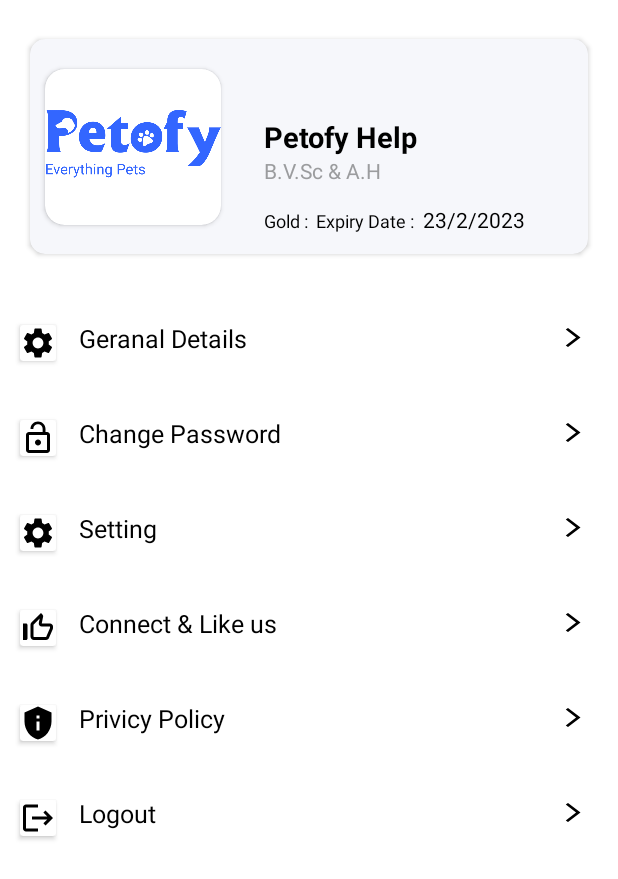
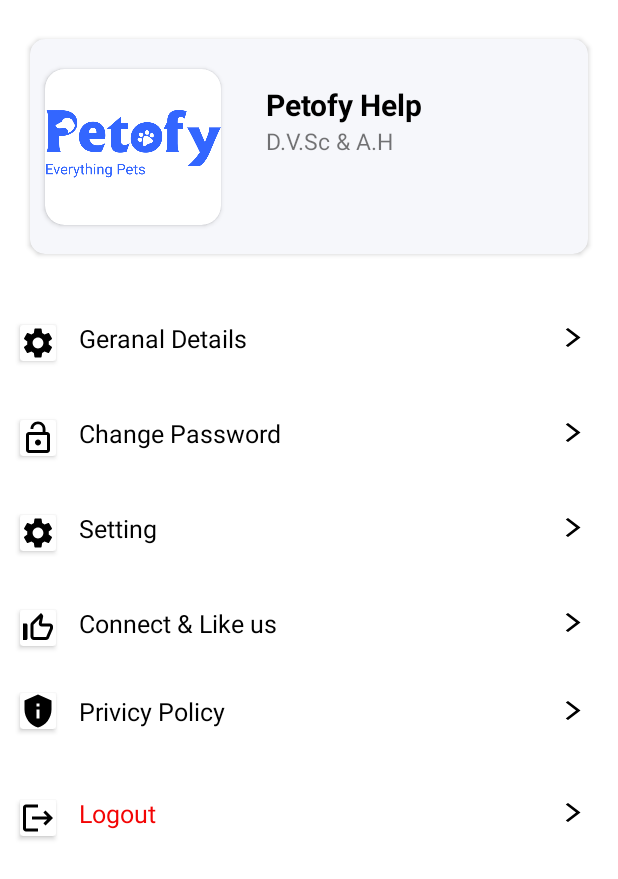
Before and after one commit to Rakeshkrishali007/petofy, an Android app: the layout fragment_user_.xml on its own in the app's theme, with its tools: preview values and no code run, on a phone screen of 412 x 824 dp. Shown: the top 879 px of the screen. Run offline under Robolectric (Android 15) with nearby library versions, the phone set to English and light mode, and no system bars.

Commit message:
new code

```diff
--- a/app/src/main/java/com/example/petofy/Classes/ConnectivityReceiver.kt
+++ b/app/src/main/java/com/example/petofy/Classes/ConnectivityReceiver.kt
@@ -11,13 +11,12 @@ class ConnectivityReceiver(private val listenet: CheckConnection) : BroadcastRec
             context?.getSystemService(Context.CONNECTIVITY_SERVICE) as ConnectivityManager
         val networkInfo = connectivityManager.activeNetworkInfo
         if (networkInfo != null && networkInfo.isConnected) {
-            listenet.isConnectedToInternet(true)
+           listenet.isConnectedToInternet(true)
         } else {
             listenet.isConnectedToInternet(false)
         }
 
     }
-
 }
 
 interface CheckConnection {
--- a/app/src/main/java/com/example/petofy/activity/DashBoardActivity.kt
+++ b/app/src/main/java/com/example/petofy/activity/DashBoardActivity.kt
@@ -1,9 +1,18 @@
 package com.example.petofy.activity
 
+import android.content.IntentFilter
+import android.graphics.Color
+import android.net.ConnectivityManager
 import androidx.appcompat.app.AppCompatActivity
 import android.os.Bundle
 import android.util.Log
+import android.view.LayoutInflater
+import android.widget.Button
+import android.widget.Toast
+import androidx.appcompat.app.AlertDialog
 import androidx.fragment.app.Fragment
+import com.example.petofy.Classes.CheckConnection
+import com.example.petofy.Classes.ConnectivityReceiver
 import com.example.petofy.R
 import com.example.petofy.databinding.ActivityDashBoardBinding
 import com.example.petofy.fragments.bashboardfragments.*
@@ -11,15 +20,30 @@ import com.example.petofy.fragments.bashboardfragments.*
 public lateinit var fragment: Fragment
 public var bool = false
 
-class DashBoardActivity : AppCompatActivity() {
+class DashBoardActivity : AppCompatActivity(),CheckConnection {
     lateinit var binding: ActivityDashBoardBinding
+    val connectivityReceiver = ConnectivityReceiver(this)
+    var connected = false
+    var  fragment2 = null
 
+    override fun onResume() {
+        super.onResume()
+        val intentFilter = IntentFilter(ConnectivityManager.CONNECTIVITY_ACTION)
+        registerReceiver(connectivityReceiver, intentFilter)
+    }
+
+    override fun onPause() {
+        super.onPause()
+        unregisterReceiver(connectivityReceiver)
+    }
     override fun onCreate(savedInstanceState: Bundle?) {
         super.onCreate(savedInstanceState)
         binding = ActivityDashBoardBinding.inflate(layoutInflater)
         setContentView(binding.root)
         loadFragment(Home_Fragment())
 
+        /* fragment2 = supportFragmentManager.findFragmentById(R.id.myStaffContainer) as? Home_Fragment
+        fragment?.setNetworkStatus(isNetworkAvailable)*/
         val fragment=Home_Fragment.newInstance("hello", "hello")
 
         bool = true
@@ -78,4 +102,44 @@ class DashBoardActivity : AppCompatActivity() {
     }
 
 
+    override fun isConnectedToInternet(isConnected: Boolean) {
+
+        connected= isConnected
+        val view = LayoutInflater.from(this@DashBoardActivity)
+            .inflate(R.layout.custom_internet_dialog_alert, null)
+        view.setBackgroundColor(Color.TRANSPARENT)
+        var dailog = AlertDialog.Builder(this@DashBoardActivity).create()
+        dailog.setCancelable(false)
+
+
+        dailog.setView(view)
+        val tryAgain = view.findViewById<Button>(R.id.btn_try_again)
+
+        if (!connected)
+        {
+            dailog.show()
+        }
+        else
+        {
+
+            dailog.dismiss()
+            loadFragment(Home_Fragment())
+        }
+
+        tryAgain.setOnClickListener()
+        {
+
+            if(connected) {
+                dailog.dismiss()
+            }
+            else
+            {
+                Toast.makeText(this@DashBoardActivity, "Turn on internet connection", Toast.LENGTH_SHORT).show()
+            }
+        }
+
+    }
+
+
+
 }
--- a/app/src/main/java/com/example/petofy/fragments/bashboardfragments/AddStaffFragment.kt
+++ b/app/src/main/java/com/example/petofy/fragments/bashboardfragments/AddStaffFragment.kt
@@ -43,7 +43,7 @@ class AddStafFragment : Fragment(R.layout.fragment_add_staff) {
         binding = FragmentAddStaffBinding.inflate(layoutInflater)
         binding.backPressed.setOnClickListener()
         {
-            activity?.onBackPressed()
+          activity?.onBackPressed()
         }
         val status = arrayOf("Dr.", "Mrs.", "Mr.", "Miss.")
 
--- a/app/src/main/java/com/example/petofy/fragments/bashboardfragments/Home_Fragment.kt
+++ b/app/src/main/java/com/example/petofy/fragments/bashboardfragments/Home_Fragment.kt
@@ -11,10 +11,12 @@ import android.net.ConnectivityManager
 import android.os.Bundle
 import android.util.Log
 import android.view.LayoutInflater
+import android.view.MotionEvent
 import android.view.View
 import android.view.ViewGroup
 import android.widget.Button
 import android.widget.TextView
+import android.widget.Toast
 import androidx.activity.OnBackPressedCallback
 import androidx.fragment.app.Fragment
 import androidx.lifecycle.ViewModelProvider
@@ -39,10 +41,9 @@ public var hasData = true
 private const val ARG_PARAM1 = "param1"
 private const val ARG_PARAM2 = "param2"
 
-class Home_Fragment constructor() : Fragment(R.layout.fragment_home_), CheckConnection {
+class Home_Fragment constructor() : Fragment(R.layout.fragment_home_) {
 
-    val connectivityReceiver = ConnectivityReceiver(this)
-    var dailogShown = null
+    var connected = false
     override fun onCreate(savedInstanceState: Bundle?) {
         super.onCreate(savedInstanceState)
         arguments?.let {
@@ -134,19 +135,6 @@ class Home_Fragment constructor() : Fragment(R.layout.fragment_home_), CheckConn
 
     }
 
-
-    override fun onResume() {
-        super.onResume()
-
-        val intentFilter = IntentFilter(ConnectivityManager.CONNECTIVITY_ACTION)
-        requireActivity().registerReceiver(connectivityReceiver, intentFilter)
-    }
-
-    override fun onPause() {
-        super.onPause()
-        requireActivity().unregisterReceiver(connectivityReceiver)
-    }
-
     private fun loadFragment(fragment: Fragment) {
         val transactionManger = activity?.supportFragmentManager
         val fragmentTransaction = transactionManger?.beginTransaction()
@@ -160,13 +148,16 @@ class Home_Fragment constructor() : Fragment(R.layout.fragment_home_), CheckConn
         fragmentTransaction?.commit()
     }
 
+
     private fun getPetCount() {
 
+        Log.d("call", "function calll")
         progressDialog = ProgressDialog(context)
         progressDialog!!.setTitle("Loading")
         progressDialog!!.setMessage("Please wait...")
         progressDialog!!.setCancelable(false)
         progressDialog!!.show()
+
 
 
         val token = shrd.getString("valid", "null")
@@ -195,6 +186,7 @@ class Home_Fragment constructor() : Fragment(R.layout.fragment_home_), CheckConn
                 Log.d("error", "onResponse: not runnning")
             }
         })
+       // progressDialog?.dismiss()
     }
 
     companion object {
@@ -207,31 +199,4 @@ class Home_Fragment constructor() : Fragment(R.layout.fragment_home_), CheckConn
                 }
             }
     }
-
-    override fun isConnectedToInternet(isConnected: Boolean) {
-
-        val view = LayoutInflater.from(this@Home_Fragment.requireContext())
-            .inflate(R.layout.custom_internet_dialog_alert, null)
-        view.setBackgroundColor(Color.TRANSPARENT)
-        var dailog = AlertDialog.Builder(this.requireContext()).create()
-
-        dailog.setView(view)
-        val tryAgain = view.findViewById<Button>(R.id.btn_try_again)
-
-        if (!isConnected)
-        {
-             dailog.show()
-        }
-
-        tryAgain.setOnClickListener()
-        {
-            if(isConnected)
-            {
-                dailog.dismiss()
-            }
-        }
-
-    }
-
-
 }
--- a/app/src/main/java/com/example/petofy/fragments/bashboardfragments/MyStaffFragment.kt
+++ b/app/src/main/java/com/example/petofy/fragments/bashboardfragments/MyStaffFragment.kt
@@ -51,18 +51,17 @@ class MyStaffFragment : Fragment(R.layout.fragment_my_staff), ActiveClicked {
         }
     }
 
-
     override fun onViewCreated(view: View, savedInstanceState: Bundle?) {
         super.onViewCreated(view, savedInstanceState)
 
         val activity: Activity? = activity
-        if (!isAdded && activity == null) {
+        if (isAdded && activity != null) {
             requireActivity().onBackPressedDispatcher.addCallback(
                 viewLifecycleOwner,
                 object : OnBackPressedCallback(true) {
                     override fun handleOnBackPressed() {
 
-                        requireActivity().onBackPressed()
+                        requireActivity().finish()
                     }
                 })
 
@@ -188,6 +187,7 @@ class MyStaffFragment : Fragment(R.layout.fragment_my_staff), ActiveClicked {
     private fun getStaff(page: String) {
 
 
+
         RetrofitClient.apiInterface.getStaffList(
             token, MyStaffRequest(MyStaffRequestData(page, "10", ""))
         ).enqueue(object : Callback<MyStaffResponse?> {
--- a/app/src/main/res/layout/fragment_user_.xml
+++ b/app/src/main/res/layout/fragment_user_.xml
@@ -24,13 +24,21 @@
         app:layout_constraintVertical_bias="0.18"
         tools:ignore="NotSibling">
 
+        <androidx.constraintlayout.widget.ConstraintLayout
+            android:layout_width="match_parent"
+            android:layout_height="match_parent"
+
+            >
 
             <androidx.cardview.widget.CardView
+                android:id="@+id/cardView5"
                 android:layout_width="@dimen/_90sdp"
                 android:layout_height="@dimen/_80sdp"
-            android:layout_marginLeft="10dp"
-            android:layout_marginTop="20dp"
-            app:cardCornerRadius="@dimen/_10sdp">
+                android:layout_marginStart="10dp"
+                app:cardCornerRadius="@dimen/_10sdp"
+                app:layout_constraintBottom_toBottomOf="parent"
+                app:layout_constraintStart_toStartOf="parent"
+                app:layout_constraintTop_toTopOf="parent">
 
                 <ImageView
                     android:id="@+id/img_profile_Pic"
@@ -39,74 +47,58 @@
                     android:src="@drawable/petofy" />
             </androidx.cardview.widget.CardView>
 
+            <LinearLayout
+                android:layout_width="0dp"
+                android:layout_height="match_parent"
+                android:layout_marginStart="10dp"
+                app:layout_constraintBottom_toBottomOf="parent"
+                app:layout_constraintEnd_toEndOf="parent"
+                app:layout_constraintStart_toEndOf="@+id/cardView5"
+                app:layout_constraintTop_toTopOf="parent">
+
+                <androidx.constraintlayout.widget.ConstraintLayout
+                    android:layout_width="match_parent"
+                    android:layout_height="match_parent"
+                    >
+
+                    <TextView
+                        android:layout_width="match_parent"
+                        android:id="@+id/txt_help"
+                        android:layout_height="wrap_content"
+                        android:layout_marginTop="30dp"
+                        android:layout_marginStart="20dp"
+                        android:text="Petofy Help"
+                        android:textColor="@color/black"
+                        android:textSize="20sp"
+                        android:textStyle="bold"
+                        app:layout_constraintEnd_toEndOf="parent"
+                        app:layout_constraintHorizontal_bias="0.0"
+                        app:layout_constraintStart_toStartOf="parent"
+                        app:layout_constraintTop_toTopOf="parent" />
+                    <TextView
+                        android:layout_width="match_parent"
+                        android:id="@+id/txt_help2"
+                        android:layout_height="wrap_content"
+                        android:layout_marginStart="20dp"
+                        android:text="D.V.Sc &amp; A.H"
+                        android:textSize="15sp"
+                        app:layout_constraintTop_toBottomOf="@id/txt_help"
+                        />
 
                     <LinearLayout
-            android:layout_width="wrap_content"
+                        android:layout_width="match_parent"
+                        android:layout_marginStart="20dp"
                         android:layout_height="wrap_content"
-            android:layout_marginStart="@dimen/_120sdp"
-            android:layout_marginTop="@dimen/_40sdp"
-            android:orientation="vertical">
+                        app:layout_constraintEnd_toEndOf="parent"
+                        app:layout_constraintStart_toStartOf="parent"
+                        app:layout_constraintTop_toBottomOf="@id/txt_help2">
 
-            <TextView
-                android:layout_width="wrap_content"
-                android:layout_height="wrap_content"
-                android:text="Petofy Help"
-                android:textColor="@color/black"
-                android:textSize="@dimen/_15ssp"
-                android:textStyle="bold" />
-
-            <TextView
-                android:layout_width="wrap_content"
-                android:layout_height="wrap_content"
-                android:text="B.V.Sc &amp; A.H"
-                android:textColor="#9b9c9e" />
 
                     </LinearLayout>
-
-
-        <LinearLayout
-            android:layout_width="wrap_content"
-            android:layout_height="wrap_content"
-            android:layout_marginStart="@dimen/_120sdp"
-            android:weightSum="3"
-            android:layout_marginTop="@dimen/_85sdp">
-
-            <TextView
-                android:layout_width="wrap_content"
-                android:layout_height="wrap_content"
-                android:text="Gold :"
-                android:layout_weight="0.6"
-                android:textColor="@color/black"
-                android:textSize="12sp"
-                android:autoSizeMinTextSize="@dimen/_8ssp"
-                android:autoSizeMaxTextSize="@dimen/_12ssp"
-                />
-
-            <TextView
-                android:layout_width="wrap_content"
-                android:layout_height="wrap_content"
-                android:layout_weight="1"
-                android:text="Expiry Date :"
-                android:layout_marginStart="5dp"
-                android:textColor="@color/black"
-                android:textSize="12sp"
-                android:autoSizeMinTextSize="@dimen/_8ssp"
-                android:autoSizeMaxTextSize="@dimen/_12ssp"
-                />
-
-            <TextView
-                android:layout_width="wrap_content"
-                android:layout_height="wrap_content"
-                android:layout_weight="1"
-                android:layout_marginStart="@dimen/_4sdp"
-                android:text="23/2/2023"
-                android:autoSizeMinTextSize="@dimen/_8ssp"
-                android:textColor="@color/black"
-                android:autoSizeMaxTextSize="@dimen/_10ssp"
-                />
-
+                </androidx.constraintlayout.widget.ConstraintLayout>
             </LinearLayout>
 
+        </androidx.constraintlayout.widget.ConstraintLayout>
 
     </androidx.cardview.widget.CardView>
 
@@ -312,7 +304,8 @@
                     android:layout_width="wrap_content"
                     android:layout_height="wrap_content"
                     android:layout_marginStart="@dimen/_10sdp"
-                    android:layout_marginTop="@dimen/_16sdp">
+                    android:layout_gravity="center_vertical"
+                    >
 
                     <ImageView
                         android:layout_width="wrap_content"
@@ -326,8 +319,8 @@
                     android:layout_marginStart="15dp"
                     android:drawableEnd="@drawable/arrow"
                     android:layout_marginEnd="20dp"
-                    android:layout_marginTop="18dp"
                     android:text="Privicy Policy"
+                    android:layout_gravity="center_vertical"
                     android:textColor="@color/black"
                     android:textSize="@dimen/_13ssp" />
 
@@ -368,7 +361,7 @@
                     android:text="Logout"
                     android:layout_marginEnd="20dp"
                     android:drawableEnd="@drawable/arrow"
-                    android:textColor="@color/black"
+                    android:textColor="#F30404"
                     android:textSize="@dimen/_13ssp" />
 
 
```
Also changed, not shown: app/src/main/java/com/example/petofy/adapters/MyStaffAdapter.kt (+10 -8 lines), 1 other file. Lines whose indentation alone changed are shown as unchanged.
